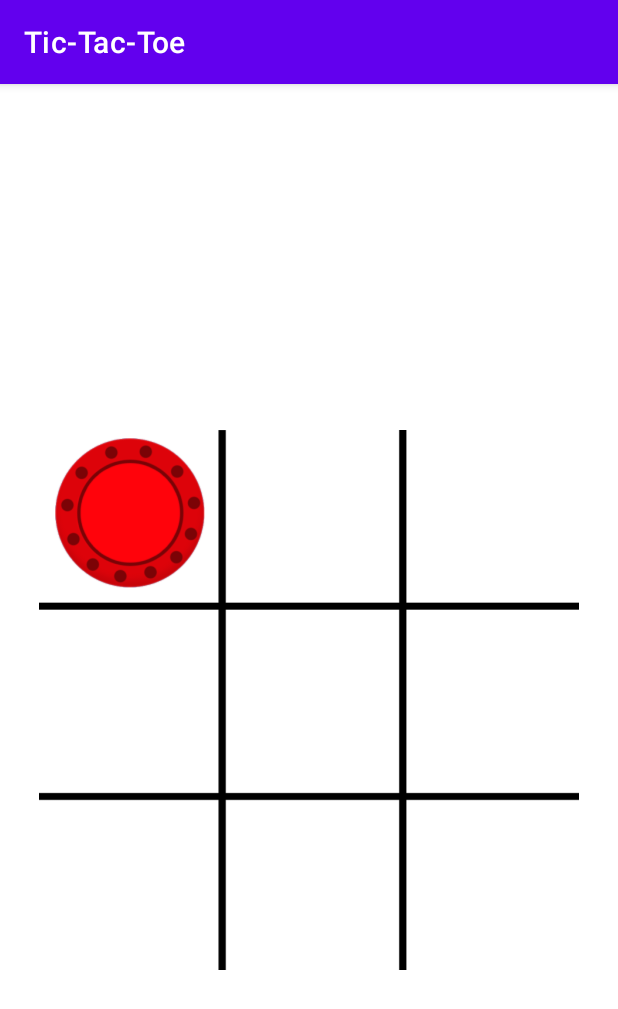
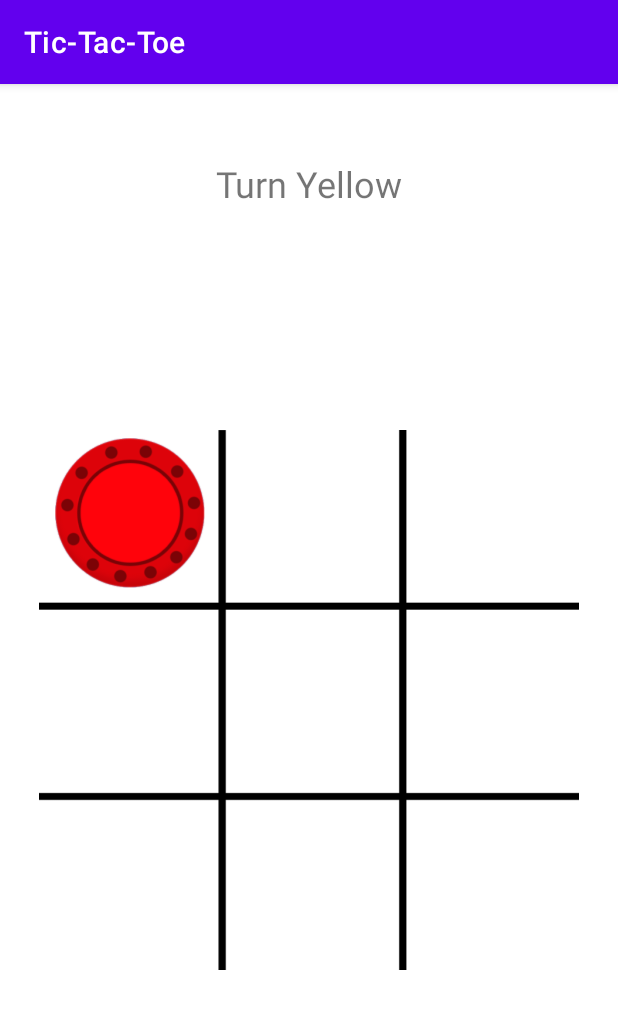
Before and after one commit to yyyeler/androidProjects, an Android app: the screen it shows after launch (MainActivity), after a tap on an icon or button, on a phone screen of 412 x 824 dp. Shown: the top 1009 px of the screen. Run offline under Robolectric (Android 15) with nearby library versions, the phone set to English and light mode, and no system bars.

Commit message:
Turn yazısı eklendi.

```diff
--- a/ExampleApp49VideoPart1/app/src/main/java/yyy/myappcompany/exampleapp49videopart1/MainActivity.java
+++ b/ExampleApp49VideoPart1/app/src/main/java/yyy/myappcompany/exampleapp49videopart1/MainActivity.java
@@ -23,6 +23,7 @@ public class MainActivity extends AppCompatActivity {
     String winner;
     public void putStone(ImageView btn)
     {
+        TextView textView = findViewById(R.id.textView);
         String tag=btn.getTag().toString();
         int y=Character.getNumericValue(tag.charAt(0));
         int x=Character.getNumericValue(tag.charAt(1));
@@ -32,6 +33,7 @@ public class MainActivity extends AppCompatActivity {
                 btn.setBackgroundResource(R.drawable.red);
                 btn.setY(-1000);
                 btn.animate().translationYBy(yCoor+1000).setDuration(200);
+                textView.setText("Turn Yellow");
                 isTurnRed = false;
                 field[y][x] = 1;
             } else {
@@ -39,6 +41,7 @@ public class MainActivity extends AppCompatActivity {
                 btn.setBackgroundResource(R.drawable.yellow);
                 btn.setY(-1000);
                 btn.animate().translationYBy(yCoor+1000).setDuration(200);
+                textView.setText("Turn Red");
                 isTurnRed = true;
                 field[y][x] = 2;
             }
@@ -46,7 +49,7 @@ public class MainActivity extends AppCompatActivity {
         else Toast.makeText(this,"That area already filled",Toast.LENGTH_SHORT).show();
 
         Button btnPlay = findViewById(R.id.button);
-        TextView textView = findViewById(R.id.textView);
+
 
         if(checkIsWon())
         {
@@ -133,7 +136,8 @@ public class MainActivity extends AppCompatActivity {
          btn21 = findViewById(R.id.btn21);
          btn22 = findViewById(R.id.btn22);
          playAgain = findViewById(R.id.button);
-
+         TextView textView = findViewById(R.id.textView);
+         textView.setText("Turn Red");
 
         btn00.setOnClickListener(new View.OnClickListener() {
             @Override
@@ -215,6 +219,7 @@ public class MainActivity extends AppCompatActivity {
                 TextView textView = findViewById(R.id.textView);
                 textView.setText("");
                 setButtonEnabled(true);
+                textView.setText("Turn Red");
 
             }
         });
```
